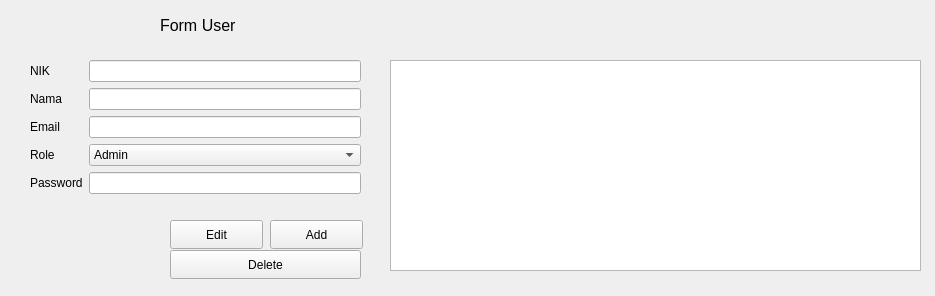
Before: the Qt Designer form formuser.ui in Yadija/tugas_visual_2, drawn with Qt 5.
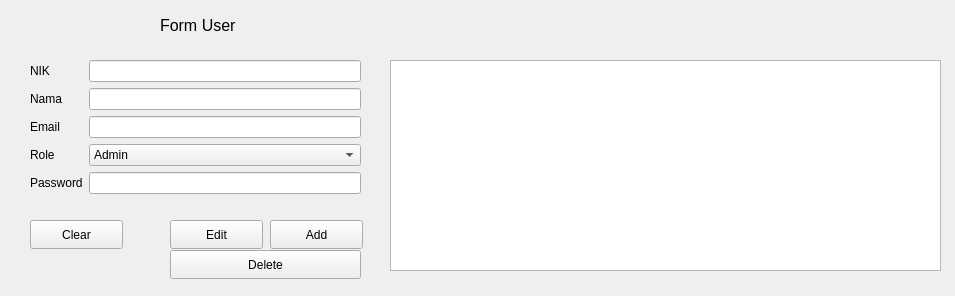
After: the same form once the commit is applied.

Commit message: ⚒️build: add clean form and click table to form user

Patch:
```diff
--- a/formuser.ui
+++ b/formuser.ui
@@ -6,7 +6,7 @@
    <rect>
     <x>0</x>
     <y>0</y>
-    <width>935</width>
+    <width>955</width>
     <height>296</height>
    </rect>
   </property>
@@ -148,11 +148,24 @@
     <rect>
      <x>390</x>
      <y>60</y>
-     <width>531</width>
+     <width>551</width>
      <height>211</height>
     </rect>
    </property>
   </widget>
+  <widget class="QPushButton" name="pushButtonClear">
+   <property name="geometry">
+    <rect>
+     <x>30</x>
+     <y>220</y>
+     <width>93</width>
+     <height>29</height>
+    </rect>
+   </property>
+   <property name="text">
+    <string>Clear</string>
+   </property>
+  </widget>
  </widget>
  <resources/>
  <connections/>
```
The commit also changes 2 other files.
